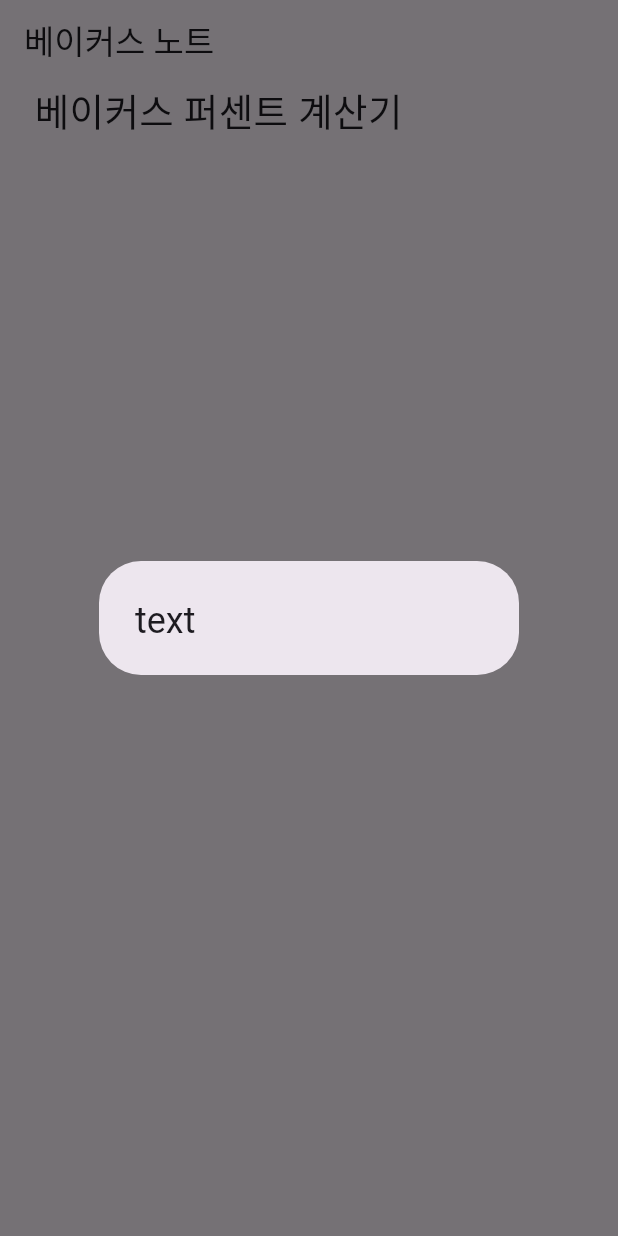
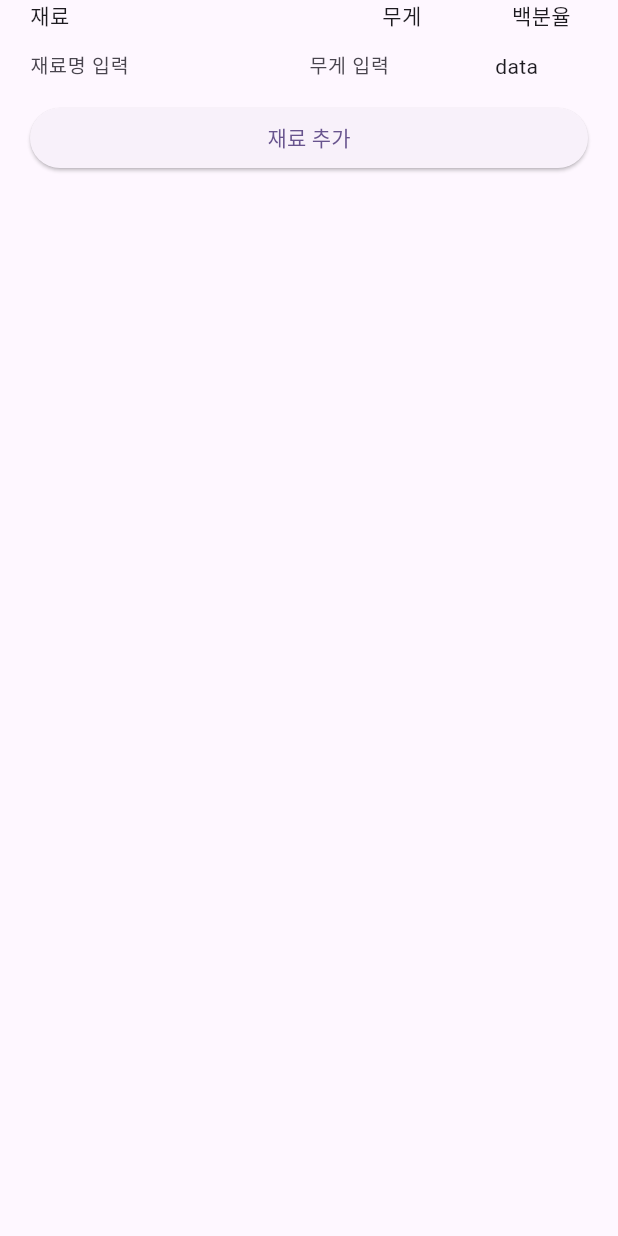
Before and after one commit to somarok/bakers_note, a Flutter app: the screen it shows after launch, after a tap on "베이커스 퍼센트 계산기", on a phone screen of 412 x 824 dp. Run offline on Flutter 3.47's test engine with Material 3 defaults, Android fonts, the phone set to English and light mode, and no system bars.

Commit message:
Feat: 베이커스 퍼센트 화면 구현
- 텍스트 폼 필드 동적 추가 함수 구현

```diff
--- a/lib/main.dart
+++ b/lib/main.dart
@@ -1,3 +1,4 @@
+import 'package:bakers_note/presentation/bakers_calculator/bakers_percent_screen.dart';
 import 'package:flutter/cupertino.dart';
 import 'package:flutter/material.dart';
 
@@ -41,13 +42,17 @@ class _MyHomePageState extends State<MyHomePage> {
           GestureDetector(
             behavior: HitTestBehavior.translucent,
             onTap: () {
-              showDialog(
-                  context: context,
-                  builder: (BuildContext ctx) {
-                    return const AlertDialog(
-                      title: Text('text'),
-                    );
-                  });
+              Navigator.push(
+                  context,
+                  MaterialPageRoute(
+                      builder: (context) => const BakersPercentScreen()));
+              // showDialog(
+              //     context: context,
+              //     builder: (BuildContext ctx) {
+              //       return const AlertDialog(
+              //         title: Text('text'),
+              //       );
+              //     });
             },
             child: Container(
               padding: const EdgeInsets.symmetric(horizontal: 23),
--- /dev/null
+++ b/lib/presentation/bakers_calculator/bakers_percent_screen.dart
@@ -0,0 +1,82 @@
+import 'package:bakers_note/presentation/component/ingredient_form_row.dart';
+import 'package:flutter/material.dart';
+
+class BakersPercentScreen extends StatefulWidget {
+  const BakersPercentScreen({super.key});
+
+  @override
+  State<BakersPercentScreen> createState() => _BakersPercentScreenState();
+}
+
+class _BakersPercentScreenState extends State<BakersPercentScreen> {
+  final List<IngredientFormRow> _textFormWidget = [];
+  final formKey = GlobalKey<FormState>();
+
+  @override
+  Widget build(BuildContext context) {
+    return Scaffold(
+      body: SafeArea(
+        child: Padding(
+          padding: const EdgeInsets.symmetric(horizontal: 20),
+          child: SingleChildScrollView(
+            child: Form(
+              key: formKey,
+              child: Column(
+                children: [
+                  const Row(
+                    children: [
+                      Expanded(
+                        flex: 3,
+                        child: Text(
+                          '재료',
+                        ),
+                      ),
+                      Expanded(
+                        flex: 2,
+                        child: Text(
+                          '무게',
+                          textAlign: TextAlign.center,
+                        ),
+                      ),
+                      Expanded(
+                        flex: 1,
+                        child: Text(
+                          '백분율',
+                          textAlign: TextAlign.center,
+                        ),
+                      ),
+                    ],
+                  ),
+                  IngredientFormRow(
+                    onEditingComplete: addTextField,
+                  ),
+                  ..._textFormWidget.map((e) => e),
+                  Container(
+                    width: double.infinity,
+                    child: ElevatedButton(
+                      onPressed: () => addTextField(),
+                      child: const Text('재료 추가'),
+                    ),
+                  ),
+                ],
+              ),
+            ),
+          ),
+        ),
+      ),
+    );
+  }
+
+// 동적으로 폼필드 추가시키기
+  void addTextField() {
+    setState(() {
+      _textFormWidget.add(IngredientFormRow(
+        onEditingComplete: addTextField,
+      ));
+    });
+  }
+
+  // TODO. 백분율 계산 후 텍스트 표시
+  // TODO. 백분율 기준점 선택해서 설정하는 함수
+  // TODO. 입력한 백분율로 용량 조절해서 보여주기
+}
--- /dev/null
+++ b/lib/presentation/component/ingredient_form_row.dart
@@ -0,0 +1,48 @@
+
+import 'package:flutter/material.dart';
+
+class IngredientFormRow extends StatefulWidget {
+  const IngredientFormRow({
+    super.key,
+    required this.onEditingComplete,
+  });
+
+  final Function onEditingComplete;
+  @override
+  State<IngredientFormRow> createState() => _IngredientFormRowState();
+}
+
+class _IngredientFormRowState extends State<IngredientFormRow> {
+  @override
+  Widget build(BuildContext context) {
+    return Row(
+      children: [
+        Expanded(
+          flex: 3,
+          child: TextFormField(
+            decoration: const InputDecoration(
+              hintText: '재료명 입력',
+              border: InputBorder.none,
+            ),
+            style: const TextStyle(fontSize: 13),
+          ),
+        ),
+        Expanded(
+          flex: 2,
+          child: TextFormField(
+            decoration: const InputDecoration(
+              hintText: '무게 입력',
+              border: InputBorder.none,
+            ),
+            style: const TextStyle(fontSize: 13),
+            onEditingComplete: () => widget.onEditingComplete(),
+          ),
+        ),
+        const Expanded(
+          flex: 1,
+          child: Text('data'),
+        ),
+      ],
+    );
+  }
+}
```
